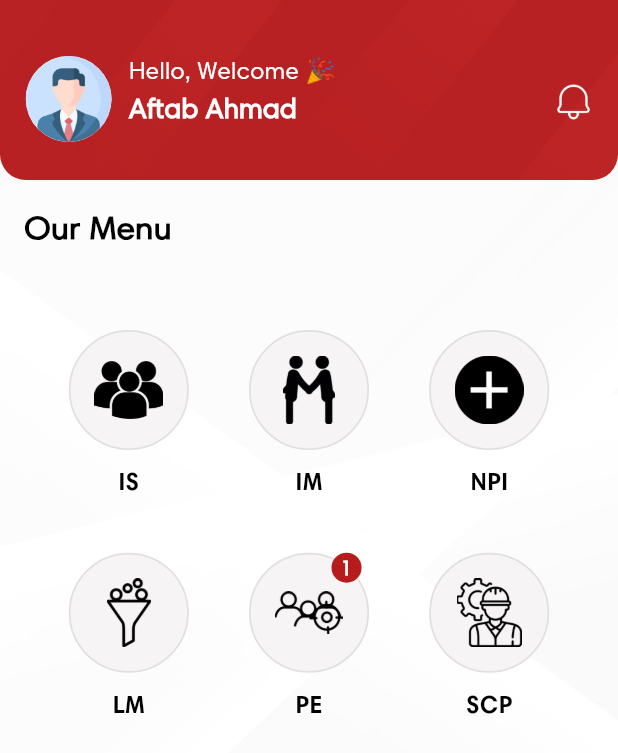
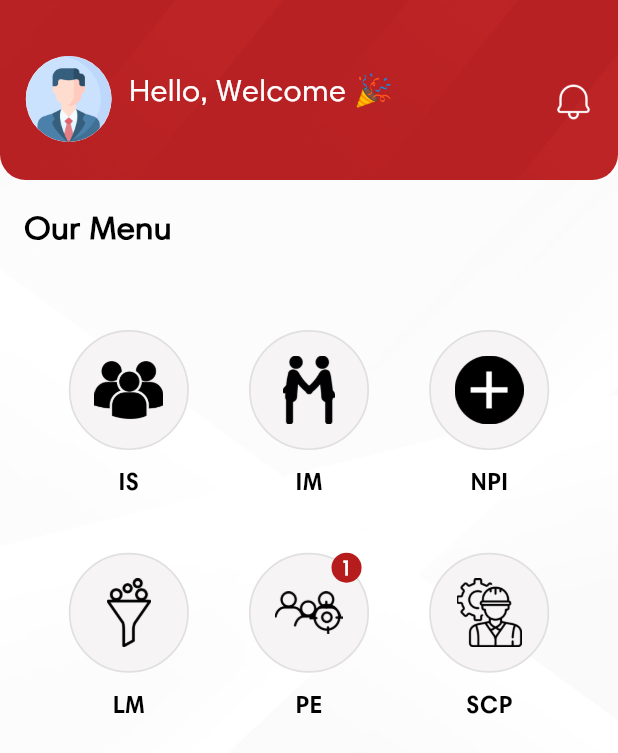
Before and after one commit to syedrehan46/Maple-Leaf, a Flutter app: the UleDashboardView screen opened directly, on a phone screen of 412 x 824 dp. Shown: the top 753 px of the screen. Run offline on Flutter 3.47's test engine with Material 3 defaults, Android fonts, the phone set to English and light mode, and no system bars; our stand-ins replace device_info_plus, firebase_core, flutter_easyloading, flutter_screenutil, flutter_svg, get and 3 more; accounts and stored records are empty.

Commit message:
fix 6 remove the name of user in dashborad

```diff
--- a/lib/view/Group Management/group_management_view.dart
+++ b/lib/view/Group Management/group_management_view.dart
@@ -18,7 +18,7 @@ class _GroupManagementViewState extends State<GroupManagementView> with SingleTi
   @override
   void initState() {
     super.initState();
-    _tabController = TabController(length: 2, vsync: this);
+
 
     // Add listener to force rebuild on animation changes for smooth transitions
     _tabController.animation!.addListener(() {
--- a/lib/view/dashboard/ule_dashboard_view.dart
+++ b/lib/view/dashboard/ule_dashboard_view.dart
@@ -76,15 +76,7 @@ class _UleDashboardViewState extends State<UleDashboardView> {
                                 "Hello, Welcome 🎉",
                                 style: TextStyle(
                                   color: AppColors.whiteColor,
-                                  fontSize: 14.sp,
-                                ),
-                              ),
-                              Text(
-                                "Aftab Ahmad",
-                                style: TextStyle(
-                                  color: AppColors.whiteColor,
-                                  fontSize: 16.sp,
-                                  fontWeight: FontWeight.bold,
+                                  fontSize: 18.sp,
                                 ),
                               ),
                             ],
```
